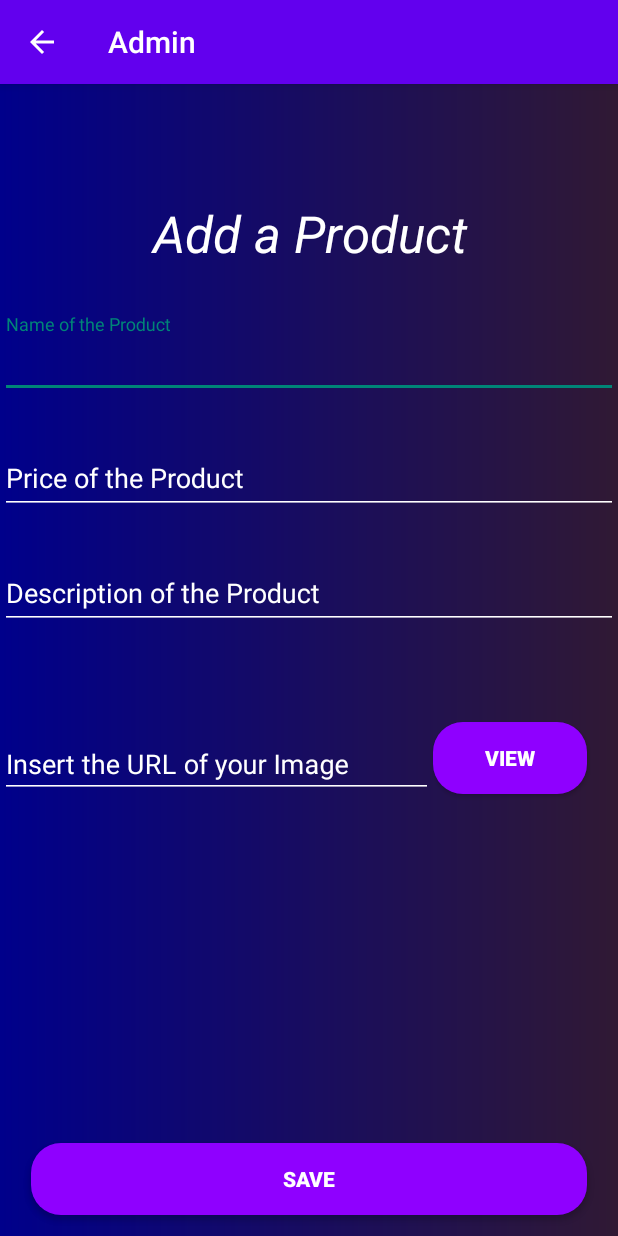
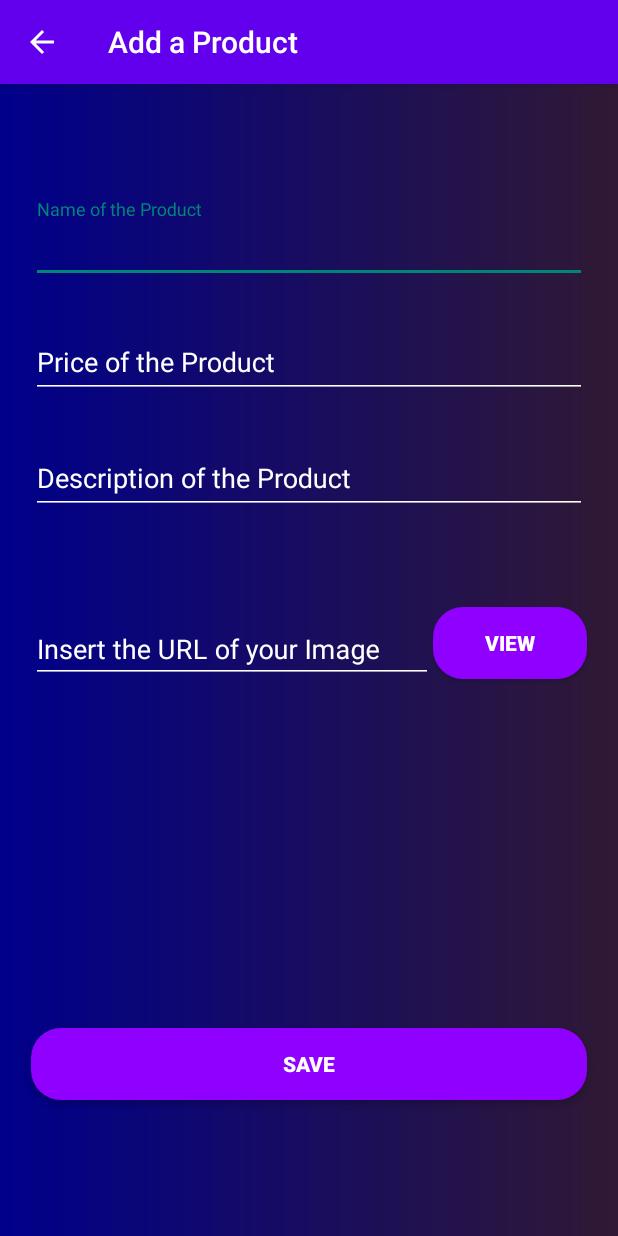
Before and after one commit to TaronTonoyan/FinalProjectSamsungTT, an Android app: the AddProductActivity screen opened directly, with no data from a screen before it, on a phone screen of 412 x 824 dp. Run offline under Robolectric (Android 15) with nearby library versions, the phone set to English and light mode, and no system bars.

Commit message:
Changes Saved

```diff
--- a/app/src/main/java/com/samsung/finalprojectsamsungtt/activities/AddProductActivity.java
+++ b/app/src/main/java/com/samsung/finalprojectsamsungtt/activities/AddProductActivity.java
@@ -53,7 +53,6 @@ public class AddProductActivity extends AppCompatActivity {
         ActionBar actionBar = getSupportActionBar();
         assert actionBar != null;
         actionBar.setDisplayHomeAsUpEnabled(true);
-        actionBar.setTitle("Admin");
         name = findViewById(R.id.name);
         price = findViewById(R.id.price);
         description = findViewById(R.id.description);
@@ -68,6 +67,7 @@ public class AddProductActivity extends AppCompatActivity {
         long id = getIntent().getLongExtra(getString(R.string.product), -1);
 
         if (id == -1) {
+            actionBar.setTitle("Add a Product");
             addCategory.setVisibility(View.GONE);
             save.setOnClickListener(v -> {
                 try {
@@ -85,6 +85,7 @@ public class AddProductActivity extends AppCompatActivity {
                 }
             });
         } else {
+            actionBar.setTitle("Update your Product");
             addCategory.setVisibility(View.VISIBLE);
             product = DBConnector.selectProduct(id);
             name.setText(product.getName());
--- a/app/src/main/res/layout/activity_add_product.xml
+++ b/app/src/main/res/layout/activity_add_product.xml
@@ -6,29 +6,15 @@
     android:layout_width="match_parent"
     android:layout_height="match_parent">
 
-    <TextView
-        android:id="@+id/text"
-        android:layout_width="0dp"
-        android:layout_height="0dp"
-        android:text="@string/add_products"
-        android:textAlignment="center"
-        android:textColor="@color/white"
-        android:textSize="34sp"
-        android:textStyle="italic"
-        app:layout_constraintBottom_toTopOf="@+id/guideline2"
-        app:layout_constraintEnd_toEndOf="parent"
-        app:layout_constraintStart_toStartOf="parent"
-        app:layout_constraintTop_toTopOf="@+id/guideline1" />
-
     <com.google.android.material.textfield.TextInputLayout
         android:layout_width="0dp"
         android:layout_height="0dp"
         android:hint="@string/product_name"
         android:textColorHint="@color/white"
-        app:layout_constraintBottom_toTopOf="@+id/guideline3"
-        app:layout_constraintEnd_toEndOf="parent"
-        app:layout_constraintStart_toStartOf="parent"
-        app:layout_constraintTop_toTopOf="@+id/guideline2">
+        app:layout_constraintBottom_toTopOf="@+id/guideline2"
+        app:layout_constraintEnd_toEndOf="@+id/guidelineVertical3"
+        app:layout_constraintStart_toStartOf="@+id/guidelineVertical1"
+        app:layout_constraintTop_toTopOf="@+id/guideline1">
 
         <com.google.android.material.textfield.TextInputEditText
             android:id="@+id/name"
@@ -45,10 +31,10 @@
         android:layout_height="0dp"
         android:hint="@string/product_price"
         android:textColorHint="@color/white"
-        app:layout_constraintBottom_toTopOf="@+id/guideline4"
-        app:layout_constraintEnd_toEndOf="parent"
-        app:layout_constraintStart_toStartOf="parent"
-        app:layout_constraintTop_toTopOf="@+id/guideline3">
+        app:layout_constraintBottom_toTopOf="@+id/guideline3"
+        app:layout_constraintEnd_toEndOf="@+id/guidelineVertical3"
+        app:layout_constraintStart_toStartOf="@+id/guidelineVertical1"
+        app:layout_constraintTop_toTopOf="@+id/guideline2">
 
         <com.google.android.material.textfield.TextInputEditText
             android:id="@+id/price"
@@ -65,10 +51,10 @@
         android:layout_height="0dp"
         android:hint="@string/product_description"
         android:textColorHint="@color/white"
-        app:layout_constraintBottom_toTopOf="@+id/guideline5"
-        app:layout_constraintEnd_toEndOf="parent"
-        app:layout_constraintStart_toStartOf="parent"
-        app:layout_constraintTop_toTopOf="@+id/guideline4">
+        app:layout_constraintBottom_toTopOf="@+id/guideline4"
+        app:layout_constraintEnd_toEndOf="@+id/guidelineVertical3"
+        app:layout_constraintStart_toStartOf="@+id/guidelineVertical1"
+        app:layout_constraintTop_toTopOf="@+id/guideline3">
 
         <com.google.android.material.textfield.TextInputEditText
             android:id="@+id/description"
@@ -85,10 +71,10 @@
         android:layout_height="0dp"
         android:hint="@string/product_image"
         android:textColorHint="@color/white"
-        app:layout_constraintBottom_toTopOf="@+id/guideline6"
+        app:layout_constraintBottom_toTopOf="@+id/guideline5"
         app:layout_constraintEnd_toEndOf="@+id/guidelineVertical2"
-        app:layout_constraintStart_toStartOf="parent"
-        app:layout_constraintTop_toTopOf="@+id/guideline5">
+        app:layout_constraintStart_toStartOf="@+id/guidelineVertical1"
+        app:layout_constraintTop_toTopOf="@+id/guideline4">
 
         <com.google.android.material.textfield.TextInputEditText
             android:id="@+id/imageUrl"
@@ -108,19 +94,19 @@
         android:text="@string/view"
         android:textColor="@color/white"
         android:textStyle="bold"
-        app:layout_constraintBottom_toBottomOf="@+id/guideline6"
+        app:layout_constraintBottom_toBottomOf="@+id/guideline5"
         app:layout_constraintEnd_toStartOf="@+id/guidelineVertical3"
         app:layout_constraintStart_toStartOf="@+id/guidelineVertical2"
-        app:layout_constraintTop_toTopOf="@+id/guideline5" />
+        app:layout_constraintTop_toTopOf="@+id/guideline4" />
 
     <ImageView
         android:id="@+id/image"
         android:layout_width="0dp"
         android:layout_height="0dp"
-        app:layout_constraintBottom_toTopOf="@+id/guideline7"
+        app:layout_constraintBottom_toTopOf="@+id/guideline6"
         app:layout_constraintEnd_toEndOf="parent"
         app:layout_constraintStart_toStartOf="parent"
-        app:layout_constraintTop_toTopOf="@+id/guideline6"
+        app:layout_constraintTop_toTopOf="@+id/guideline5"
         tools:srcCompat="@tools:sample/avatars"
         android:contentDescription="TODO"
         tools:ignore="ContentDescription,HardcodedText" />
@@ -132,10 +118,10 @@
         android:background="@drawable/custom_button"
         android:textColor="@color/white"
         android:textStyle="bold"
-        app:layout_constraintBottom_toTopOf="@+id/guideline8"
+        app:layout_constraintBottom_toTopOf="@+id/guideline7"
         app:layout_constraintEnd_toStartOf="@+id/guidelineVertical3"
         app:layout_constraintStart_toStartOf="@+id/guidelineVertical1"
-        app:layout_constraintTop_toBottomOf="@+id/guideline7" />
+        app:layout_constraintTop_toBottomOf="@+id/guideline6" />
 
     <Button
         android:id="@+id/save"
@@ -145,10 +131,10 @@
         android:text="@string/save"
         android:textColor="@color/white"
         android:textStyle="bold"
-        app:layout_constraintBottom_toBottomOf="parent"
+        app:layout_constraintBottom_toBottomOf="@+id/guideline8"
         app:layout_constraintEnd_toStartOf="@+id/guidelineVertical3"
         app:layout_constraintStart_toStartOf="@+id/guidelineVertical1"
-        app:layout_constraintTop_toTopOf="@+id/guideline8" />
+        app:layout_constraintTop_toTopOf="@+id/guideline7" />
 
     <androidx.constraintlayout.widget.Guideline
         android:id="@+id/guideline1"
@@ -176,21 +162,21 @@
         android:layout_width="wrap_content"
         android:layout_height="wrap_content"
         android:orientation="horizontal"
-        app:layout_constraintGuide_percent="0.4" />
+        app:layout_constraintGuide_percent="0.45" />
 
     <androidx.constraintlayout.widget.Guideline
         android:id="@+id/guideline5"
         android:layout_width="wrap_content"
         android:layout_height="wrap_content"
         android:orientation="horizontal"
-        app:layout_constraintGuide_percent="0.55" />
+        app:layout_constraintGuide_percent="0.52" />
 
     <androidx.constraintlayout.widget.Guideline
         android:id="@+id/guideline6"
         android:layout_width="wrap_content"
         android:layout_height="wrap_content"
         android:orientation="horizontal"
-        app:layout_constraintGuide_percent="0.62" />
+        app:layout_constraintGuide_percent="0.7" />
 
     <androidx.constraintlayout.widget.Guideline
         android:id="@+id/guideline7"
--- a/app/src/main/res/layout/activity_cart.xml
+++ b/app/src/main/res/layout/activity_cart.xml
@@ -10,12 +10,12 @@
         android:layout_width="0dp"
         android:layout_height="0dp"
         android:text="@string/total"
+        android:textAlignment="center"
         android:textColor="@color/white"
-        android:textAlignment="center"
         android:textSize="34sp"
         app:layout_constraintBottom_toTopOf="@+id/guideline2"
         app:layout_constraintEnd_toStartOf="@+id/verticalGuideline2"
-        app:layout_constraintStart_toStartOf="parent"
+        app:layout_constraintStart_toStartOf="@+id/verticalGuideline1"
         app:layout_constraintTop_toTopOf="@+id/guideline1" />
 
     <TextView
@@ -26,7 +26,7 @@
         android:textColor="@color/white"
         android:textSize="34sp"
         app:layout_constraintBottom_toTopOf="@+id/guideline2"
-        app:layout_constraintEnd_toEndOf="parent"
+        app:layout_constraintEnd_toStartOf="@+id/verticalGuideline3"
         app:layout_constraintStart_toEndOf="@+id/total"
         app:layout_constraintTop_toTopOf="@+id/guideline1" />
 
@@ -35,8 +35,8 @@
         android:layout_width="0dp"
         android:layout_height="0dp"
         app:layout_constraintBottom_toTopOf="@+id/guideline3"
-        app:layout_constraintEnd_toEndOf="parent"
-        app:layout_constraintStart_toStartOf="parent"
+        app:layout_constraintEnd_toStartOf="@+id/verticalGuideline3"
+        app:layout_constraintStart_toStartOf="@+id/verticalGuideline1"
         app:layout_constraintTop_toTopOf="@+id/guideline2" />
 
     <Button
```
